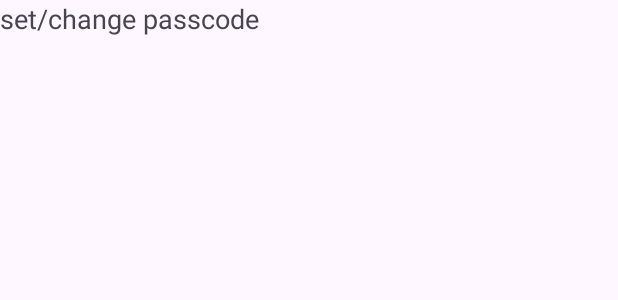
After one commit to Tesfatsion-Gudeta/MyJournal, an Android app: the layout settings.xml on its own in the app's theme, with its tools: preview values and no code run, on a phone screen of 412 x 824 dp. The commit adds this screen. Shown: the top 300 px of the screen. Run offline under Robolectric (Android 15) with nearby library versions, the phone set to English and light mode, and no system bars.

Commit message:
setting menu

```diff
--- /dev/null
+++ b/app/src/main/res/drawable/baseline_settings_24.xml
@@ -0,0 +1,5 @@
+<vector xmlns:android="http://schemas.android.com/apk/res/android" android:height="24dp" android:tint="#FFFFFF" android:viewportHeight="24" android:viewportWidth="24" android:width="24dp">
+
+    <path android:fillColor="@android:color/white" android:pathData="M19.14,12.94c0.04,-0.3 0.06,-0.61 0.06,-0.94c0,-0.32 -0.02,-0.64 -0.07,-0.94l2.03,-1.58c0.18,-0.14 0.23,-0.41 0.12,-0.61l-1.92,-3.32c-0.12,-0.22 -0.37,-0.29 -0.59,-0.22l-2.39,0.96c-0.5,-0.38 -1.03,-0.7 -1.62,-0.94L14.4,2.81c-0.04,-0.24 -0.24,-0.41 -0.48,-0.41h-3.84c-0.24,0 -0.43,0.17 -0.47,0.41L9.25,5.35C8.66,5.59 8.12,5.92 7.63,6.29L5.24,5.33c-0.22,-0.08 -0.47,0 -0.59,0.22L2.74,8.87C2.62,9.08 2.66,9.34 2.86,9.48l2.03,1.58C4.84,11.36 4.8,11.69 4.8,12s0.02,0.64 0.07,0.94l-2.03,1.58c-0.18,0.14 -0.23,0.41 -0.12,0.61l1.92,3.32c0.12,0.22 0.37,0.29 0.59,0.22l2.39,-0.96c0.5,0.38 1.03,0.7 1.62,0.94l0.36,2.54c0.05,0.24 0.24,0.41 0.48,0.41h3.84c0.24,0 0.44,-0.17 0.47,-0.41l0.36,-2.54c0.59,-0.24 1.13,-0.56 1.62,-0.94l2.39,0.96c0.22,0.08 0.47,0 0.59,-0.22l1.92,-3.32c0.12,-0.22 0.07,-0.47 -0.12,-0.61L19.14,12.94zM12,15.6c-1.98,0 -3.6,-1.62 -3.6,-3.6s1.62,-3.6 3.6,-3.6s3.6,1.62 3.6,3.6S13.98,15.6 12,15.6z"/>
+
+</vector>
--- /dev/null
+++ b/app/src/main/res/layout/settings.xml
@@ -0,0 +1,15 @@
+<?xml version="1.0" encoding="utf-8"?>
+<androidx.constraintlayout.widget.ConstraintLayout xmlns:android="http://schemas.android.com/apk/res/android"
+    xmlns:tools="http://schemas.android.com/tools"
+    android:layout_width="match_parent"
+    android:layout_height="match_parent">
+
+    <TextView
+        android:id="@+id/textView2"
+        android:layout_width="wrap_content"
+        android:layout_height="wrap_content"
+        android:text="set/change passcode"
+        android:textSize="18sp"
+        tools:layout_editor_absoluteX="69dp"
+        tools:layout_editor_absoluteY="60dp" />
+</androidx.constraintlayout.widget.ConstraintLayout>
```
Also changed, not shown: app/src/main/java/com/example/myjournal/MainActivity.java (+49 -1 lines), app/src/main/res/layout/activity_main.xml (+17 -1 lines), app/src/main/res/menu/change_passcode.xml (added, +10 -0 lines).
